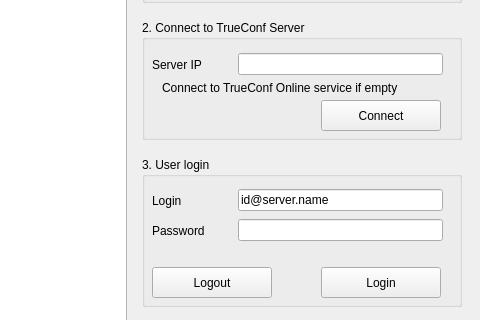
Old version of the form mainwindow.ui in the repository zoboff/DemoQtVideoSDK; both pictures show x 497 to 977 and y 166 to 486 of the 977 by 706 pixel window.
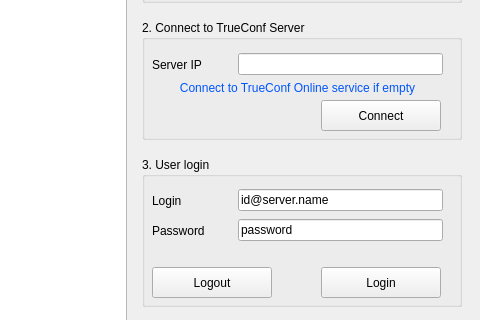
New version of the form.

Patch:
```diff
--- a/mainwindow.ui
+++ b/mainwindow.ui
@@ -203,6 +203,43 @@
                     <height>16</height>
                    </rect>
                   </property>
+                  <property name="palette">
+                   <palette>
+                    <active>
+                     <colorrole role="WindowText">
+                      <brush brushstyle="SolidPattern">
+                       <color alpha="255">
+                        <red>0</red>
+                        <green>85</green>
+                        <blue>255</blue>
+                       </color>
+                      </brush>
+                     </colorrole>
+                    </active>
+                    <inactive>
+                     <colorrole role="WindowText">
+                      <brush brushstyle="SolidPattern">
+                       <color alpha="255">
+                        <red>0</red>
+                        <green>85</green>
+                        <blue>255</blue>
+                       </color>
+                      </brush>
+                     </colorrole>
+                    </inactive>
+                    <disabled>
+                     <colorrole role="WindowText">
+                      <brush brushstyle="SolidPattern">
+                       <color alpha="255">
+                        <red>120</red>
+                        <green>120</green>
+                        <blue>120</blue>
+                       </color>
+                      </brush>
+                     </colorrole>
+                    </disabled>
+                   </palette>
+                  </property>
                   <property name="font">
                    <font>
                     <italic>false</italic>
@@ -214,6 +251,9 @@
                   <property name="textFormat">
                    <enum>Qt::AutoText</enum>
                   </property>
+                  <property name="alignment">
+                   <set>Qt::AlignCenter</set>
+                  </property>
                  </widget>
                 </widget>
                </item>
@@ -284,7 +324,11 @@
                     </widget>
                    </item>
                    <item>
-                    <widget class="QLineEdit" name="edPassword"/>
+                    <widget class="QLineEdit" name="edPassword">
+                     <property name="text">
+                      <string>password</string>
+                     </property>
+                    </widget>
                    </item>
                   </layout>
                  </widget>
```
